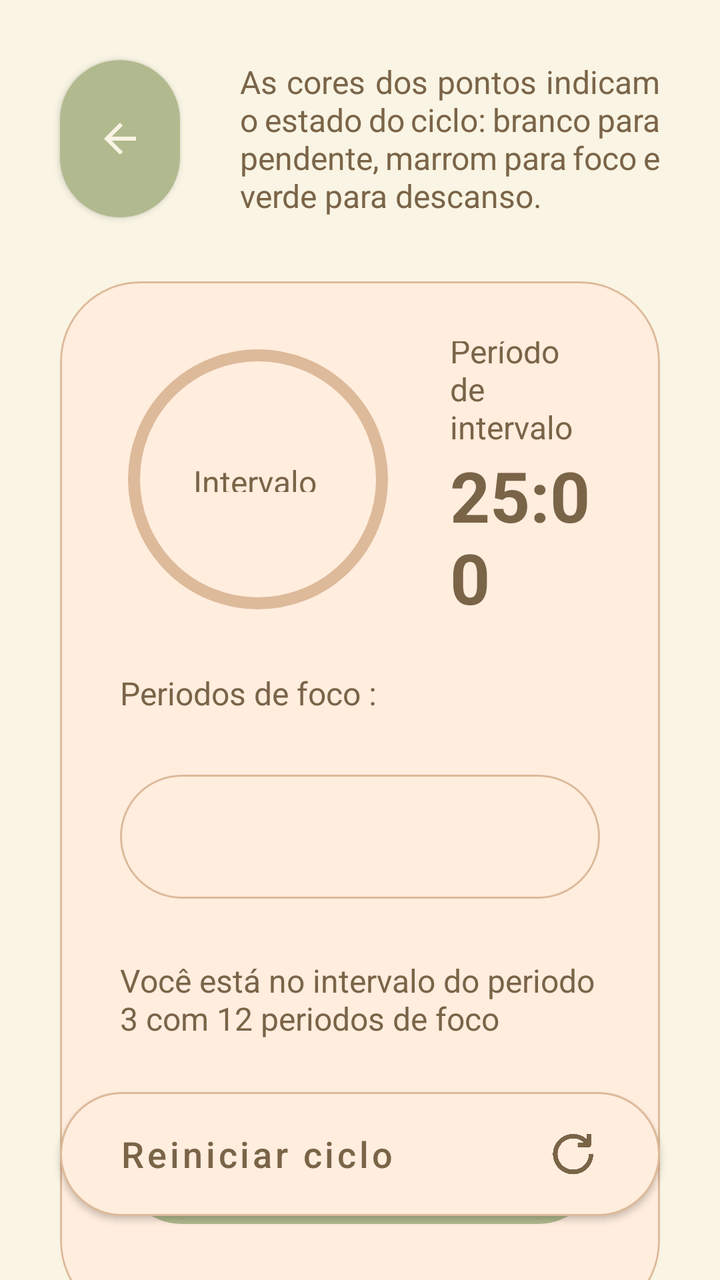
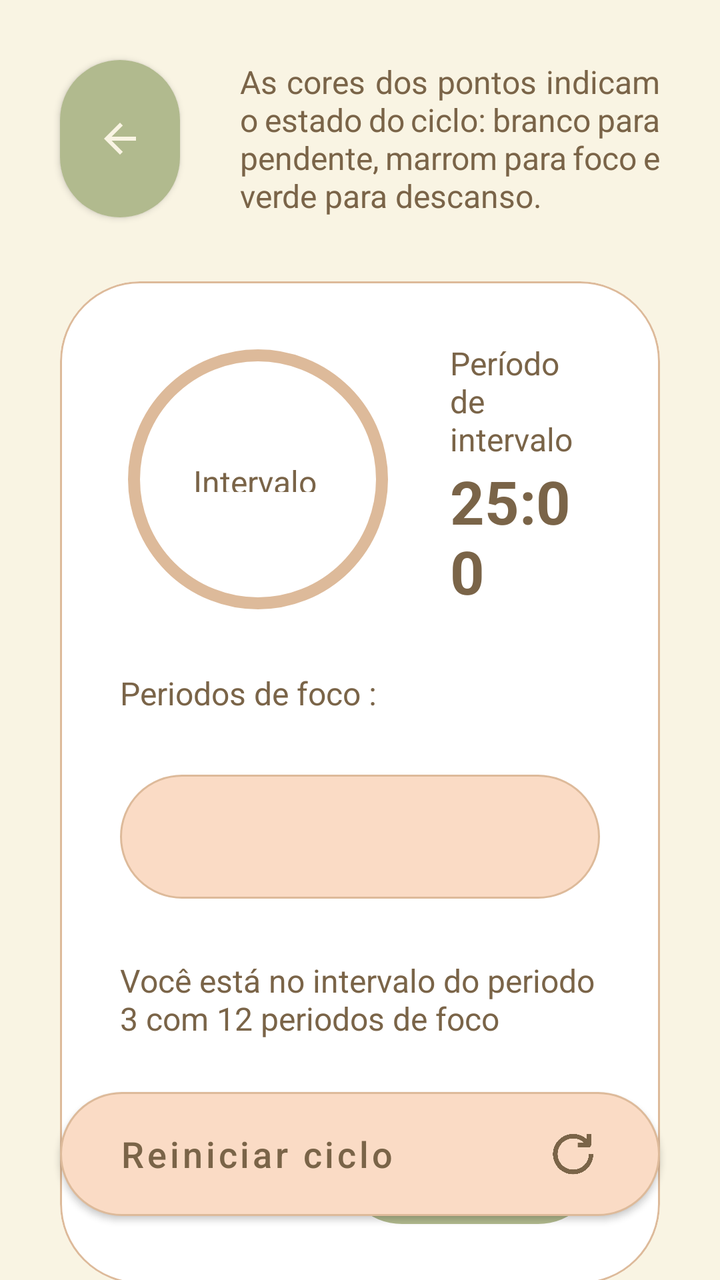

Two renders of the same Android screen: before a commit and after it. Below are the layout's source before the change and the commit's diff.
<!-- AndroidManifest.xml: application theme Theme.Orbi -->
<!-- res/layout/activity_timer.xml -->
<?xml version="1.0" encoding="utf-8"?>
<androidx.constraintlayout.widget.ConstraintLayout
    xmlns:android="http://schemas.android.com/apk/res/android"
    xmlns:app="http://schemas.android.com/apk/res-auto"
    xmlns:tools="http://schemas.android.com/tools"
    android:layout_width="match_parent"
    android:layout_height="match_parent"
    android:background="@color/orbi_cream">

    
    <com.google.android.material.button.MaterialButton
        android:id="@+id/btn_back"
        android:layout_width="60dp"
        android:layout_height="0dp"
        android:layout_marginStart="30dp"
        android:layout_marginTop="30dp"
        android:insetLeft="0dp"
        android:insetTop="0dp"
        android:insetRight="0dp"
        android:insetBottom="0dp"
        app:backgroundTint="@color/orbi_olive"
        app:cornerRadius="30dp"
        app:icon="@drawable/ic_arrow_back"
        app:iconGravity="textStart"
        app:iconPadding="0dp"
        app:iconTint="@color/orbi_cream"
        app:layout_constraintBottom_toBottomOf="@+id/tv_legend"
        app:layout_constraintStart_toStartOf="parent"
        app:layout_constraintTop_toTopOf="parent" />

    <TextView
        android:id="@+id/tv_legend"
        android:layout_width="0dp"
        android:layout_height="wrap_content"
        android:layout_marginStart="30dp"
        android:layout_marginTop="30dp"
        android:layout_marginEnd="30dp"
        android:text="As cores dos pontos indicam o estado do ciclo: branco para pendente, marrom para foco e verde para descanso."
        android:textColor="@color/orbi_dark_brown"
        android:justificationMode="inter_word"
        android:textSize="16sp"
        app:layout_constraintEnd_toEndOf="parent"
        app:layout_constraintStart_toEndOf="@+id/btn_back"
        app:layout_constraintTop_toTopOf="parent" />

    
    <com.google.android.material.card.MaterialCardView
        android:id="@+id/card_timer"
        android:layout_width="0dp"
        android:layout_height="wrap_content"
        android:layout_marginHorizontal="24dp"
        android:layout_marginStart="30dp"
        android:layout_marginTop="32dp"
        android:layout_marginEnd="30dp"
        app:cardBackgroundColor="@color/orbi_sand"
        app:cardCornerRadius="40dp"
        app:cardElevation="0dp"
        app:layout_constraintEnd_toEndOf="parent"
        app:layout_constraintStart_toStartOf="parent"
        app:layout_constraintTop_toBottomOf="@+id/btn_back"
        app:strokeColor="#DDBA9A"
        app:strokeWidth="1dp">

        <androidx.constraintlayout.widget.ConstraintLayout
            android:layout_width="match_parent"
            android:layout_height="520dp"
            android:padding="30dp">

            
            <FrameLayout
                android:id="@+id/frame_progress"
                android:layout_width="135dp"
                android:layout_height="135dp"
                app:layout_constraintStart_toStartOf="parent"
                app:layout_constraintTop_toTopOf="parent">

                <com.google.android.material.progressindicator.CircularProgressIndicator
                    android:id="@+id/progress_timer"
                    android:layout_width="match_parent"
                    android:layout_height="match_parent"
                    android:progress="75"
                    app:indicatorColor="@color/orbi_olive"
                    app:indicatorSize="130dp"
                    app:trackColor="#DDBA9A"
                    app:trackCornerRadius="10dp"
                    app:trackThickness="6dp" />

                <TextView
                    android:id="@+id/tv_progress_status"
                    android:layout_width="wrap_content"
                    android:layout_height="16dp"
                    android:layout_gravity="center"
                    android:gravity="center"
                    android:text="Intervalo"
                    android:textColor="@color/orbi_dark_brown"
                    android:textSize="16sp" />
            </FrameLayout>

            
            <TextView
                android:id="@+id/tv_timer_label"
                android:layout_width="0dp"
                android:layout_height="wrap_content"
                android:layout_marginStart="30dp"
                android:text="Período de\nintervalo"
                android:textColor="@color/orbi_dark_brown"
                android:textSize="16sp"
                app:layout_constraintBottom_toTopOf="@+id/tv_time_left"
                app:layout_constraintEnd_toEndOf="parent"
                app:layout_constraintStart_toEndOf="@+id/frame_progress"
                app:layout_constraintTop_toTopOf="@+id/frame_progress"
                app:layout_constraintVertical_chainStyle="packed" />

            <TextView
                android:id="@+id/tv_time_left"
                android:layout_width="0dp"
                android:layout_height="wrap_content"
                android:layout_marginStart="30dp"
                android:text="25:00"
                android:textColor="@color/orbi_dark_brown"
                android:textSize="35sp"
                android:textStyle="bold"
                app:layout_constraintBottom_toBottomOf="@+id/frame_progress"
                app:layout_constraintEnd_toEndOf="parent"
                app:layout_constraintStart_toEndOf="@+id/frame_progress"
                app:layout_constraintTop_toBottomOf="@+id/tv_timer_label" />

            
            <TextView
                android:id="@+id/tv_dots_label"
                android:layout_width="wrap_content"
                android:layout_height="wrap_content"
                android:layout_marginTop="30dp"
                android:text="Periodos de foco :"
                android:textColor="@color/orbi_dark_brown"
                android:textSize="16sp"
                app:layout_constraintStart_toStartOf="parent"
                app:layout_constraintTop_toBottomOf="@+id/frame_progress" />

            <LinearLayout
                android:id="@+id/layout_dots_container"
                android:layout_width="match_parent"
                android:layout_height="62dp"
                android:layout_marginTop="30dp"
                android:background="@drawable/bg_pill_beige"
                android:gravity="center"
                android:orientation="horizontal"
                app:layout_constraintTop_toBottomOf="@+id/tv_dots_label"
                tools:layout_editor_absoluteX="30dp" />

            
            <TextView
                android:id="@+id/tv_current_status_desc"
                android:layout_width="0dp"
                android:layout_height="wrap_content"
                android:layout_marginTop="30dp"
                android:text="Você está no intervalo do periodo 3 com 12 periodos de foco"
                android:textColor="@color/orbi_dark_brown"
                android:textSize="16sp"
                app:layout_constraintEnd_toEndOf="parent"
                app:layout_constraintStart_toStartOf="parent"
                app:layout_constraintTop_toBottomOf="@+id/layout_dots_container" />

            
            <LinearLayout
                android:layout_width="match_parent"
                android:layout_height="62dp"
                android:layout_marginTop="30dp"
                android:background="@drawable/bg_pill_olive"
                android:gravity="center"
                android:orientation="horizontal"
                app:layout_constraintTop_toBottomOf="@+id/tv_current_status_desc"
                tools:layout_editor_absoluteX="30dp">

                <ImageButton
                    android:id="@+id/btn_play"
                    android:layout_width="48dp"
                    android:layout_height="48dp"
                    android:layout_marginEnd="16dp"
                    android:background="@drawable/ic_play"
                    android:scaleType="fitCenter" />

                <ImageButton
                    android:id="@+id/btn_pause"
                    android:layout_width="48dp"
                    android:layout_height="48dp"
                    android:layout_marginHorizontal="8dp"
                    android:background="@drawable/ic_pause"
                    android:scaleType="fitCenter" />

                <ImageButton
                    android:id="@+id/btn_skip"
                    android:layout_width="48dp"
                    android:layout_height="48dp"
                    android:layout_marginStart="16dp"
                    android:background="@drawable/ic_skip_next"
                    android:scaleType="fitCenter" />

            </LinearLayout>

        </androidx.constraintlayout.widget.ConstraintLayout>
    </com.google.android.material.card.MaterialCardView>

    
    <com.google.android.material.button.MaterialButton
        android:id="@+id/btn_restart_cycle"
        android:layout_width="0dp"
        android:layout_height="62dp"
        android:layout_marginHorizontal="24dp"
        android:layout_marginStart="30dp"
        android:layout_marginEnd="30dp"
        android:layout_marginBottom="32dp"
        android:background="@drawable/bg_pill_beige"
        android:gravity="center_vertical|start"
        android:paddingStart="30dp"
        android:paddingEnd="30dp"
        android:text="Reiniciar ciclo"
        android:textAllCaps="false"
        android:textColor="@color/orbi_dark_brown"
        android:textSize="18sp"
        app:backgroundTint="@null"
        app:icon="@drawable/ic_refresh"
        app:iconGravity="end"
        app:iconSize="28dp"
        app:iconTint="@color/orbi_dark_brown"
        app:layout_constraintBottom_toBottomOf="parent"
        app:layout_constraintEnd_toEndOf="parent"
        app:layout_constraintStart_toStartOf="parent" />

</androidx.constraintlayout.widget.ConstraintLayout>
<!-- resources referenced by this layout -->
<resources>
  <color name="orbi_cream">#F9F4E3</color>
  <color name="orbi_dark_brown">#7A6448</color>
  <color name="orbi_olive">#B1BA8E</color>
  <color name="orbi_sand">#FFEDDE</color>
  <!-- drawable bg_pill_beige (drawable) -->
  <?xml version="1.0" encoding="utf-8"?>
  <shape xmlns:android="http://schemas.android.com/apk/res/android"
  
  
      android:shape="rectangle">
      <solid android:color="@color/orbi_sand"/>
      <corners android:radius="100dp" />
      <stroke android:width="1dp" android:color="#DDBA9A" />
  
  
  </shape>
  <!-- drawable bg_pill_olive (drawable) -->
  <?xml version="1.0" encoding="utf-8"?>
  <shape xmlns:android="http://schemas.android.com/apk/res/android"
  
  
      android:shape="rectangle">
      <solid android:color="@color/orbi_olive" />
      <corners android:radius="100dp" />
  
  
  </shape>
  <!-- drawable ic_arrow_back (drawable) -->
  <vector
      xmlns:android="http://schemas.android.com/apk/res/android"
      android:width="24dp"
      android:height="24dp"
      android:viewportWidth="24"
      android:viewportHeight="24">
  
  
      <path
          android:fillColor="#FF000000"
          android:pathData="M20,11H7.83l5.59,-5.59L12,4l-8,8 8,8 1.41,-1.41L7.83,13H20v-2z"/>
  
  
  </vector>
  <!-- drawable ic_pause: png bitmap (drawable, 20504 bytes) -->
  <!-- drawable ic_play: png bitmap (drawable, 21775 bytes) -->
  <!-- drawable ic_refresh: png bitmap (drawable, 18054 bytes) -->
  <!-- drawable ic_skip_next: png bitmap (drawable, 23501 bytes) -->
  <style name="Theme.Orbi" parent="Theme.MaterialComponents.Light.NoActionBar">
  
  
          <item name="colorPrimary">@color/orbi_dark_brown</item>
          <item name="colorPrimaryVariant">@color/orbi_olive</item>
          <item name="colorOnPrimary">@color/orbi_white</item>
          <item name="colorSecondary">@color/orbi_olive</item>
          <item name="colorSecondaryVariant">@color/orbi_light_olive</item>
          <item name="colorOnSecondary">@color/orbi_white</item>
  
  
          
          <item name="android:statusBarColor">@color/orbi_cream</item>
          <item name="android:windowLightStatusBar">true</item>
  
  
          
          <item name="android:navigationBarColor">@color/orbi_cream</item>
          <item name="android:windowLightNavigationBar" tools:targetApi="o_mr1">true</item>
  
  
      </style>
  <color name="orbi_white">#FFFFFF</color>
  <color name="orbi_light_olive">#D4DDB1</color>
</resources>

<!-- the commit's change to res/layout/activity_timer.xml (unified diff, before → after) -->
@@ -52,7 +52,7 @@
         android:layout_marginStart="30dp"
         android:layout_marginTop="32dp"
         android:layout_marginEnd="30dp"
-        app:cardBackgroundColor="@color/orbi_sand"
+        app:cardBackgroundColor="@color/orbi_white"
         app:cardCornerRadius="40dp"
         app:cardElevation="0dp"
         app:layout_constraintEnd_toEndOf="parent"
@@ -63,7 +63,7 @@
 
         <androidx.constraintlayout.widget.ConstraintLayout
             android:layout_width="match_parent"
-            android:layout_height="520dp"
+            android:layout_height="wrap_content"
             android:padding="30dp">
 
             
@@ -108,7 +108,7 @@
                 app:layout_constraintBottom_toTopOf="@+id/tv_time_left"
                 app:layout_constraintEnd_toEndOf="parent"
                 app:layout_constraintStart_toEndOf="@+id/frame_progress"
-                app:layout_constraintTop_toTopOf="@+id/frame_progress"
+                app:layout_constraintTop_toTopOf="parent"
                 app:layout_constraintVertical_chainStyle="packed" />
 
             <TextView
@@ -118,7 +118,7 @@
                 android:layout_marginStart="30dp"
                 android:text="25:00"
                 android:textColor="@color/orbi_dark_brown"
-                android:textSize="35sp"
+                android:textSize="30sp"
                 android:textStyle="bold"
                 app:layout_constraintBottom_toBottomOf="@+id/frame_progress"
                 app:layout_constraintEnd_toEndOf="parent"
@@ -163,36 +163,31 @@
 
             
             <LinearLayout
-                android:layout_width="match_parent"
+                android:id="@+id/linearLayout"
+                android:layout_width="0dp"
                 android:layout_height="62dp"
                 android:layout_marginTop="30dp"
                 android:background="@drawable/bg_pill_olive"
                 android:gravity="center"
                 android:orientation="horizontal"
-                app:layout_constraintTop_toBottomOf="@+id/tv_current_status_desc"
-                tools:layout_editor_absoluteX="30dp">
-
-                <ImageButton
-                    android:id="@+id/btn_play"
-                    android:layout_width="48dp"
-                    android:layout_height="48dp"
-                    android:layout_marginEnd="16dp"
-                    android:background="@drawable/ic_play"
-                    android:scaleType="fitCenter" />
+                android:paddingStart="15dp"
+                android:paddingEnd="15dp"
+                app:layout_constraintEnd_toEndOf="@+id/layout_dots_container"
+                app:layout_constraintTop_toBottomOf="@+id/tv_current_status_desc">
 
                 <ImageButton
                     android:id="@+id/btn_pause"
-                    android:layout_width="48dp"
-                    android:layout_height="48dp"
-                    android:layout_marginHorizontal="8dp"
+                    android:layout_width="45dp"
+                    android:layout_height="45dp"
+                    android:layout_marginHorizontal="0dp"
                     android:background="@drawable/ic_pause"
                     android:scaleType="fitCenter" />
 
                 <ImageButton
                     android:id="@+id/btn_skip"
-                    android:layout_width="48dp"
-                    android:layout_height="48dp"
-                    android:layout_marginStart="16dp"
+                    android:layout_width="45dp"
+                    android:layout_height="45dp"
+                    android:layout_marginStart="10dp"
                     android:background="@drawable/ic_skip_next"
                     android:scaleType="fitCenter" />
 
<!-- resource entries referenced after the edit -->
@@ -3,14 +3,13 @@
   <color name="orbi_cream">#F9F4E3</color>
   <color name="orbi_dark_brown">#7A6448</color>
   <color name="orbi_olive">#B1BA8E</color>
-  <color name="orbi_sand">#FFEDDE</color>
   <!-- drawable bg_pill_beige (drawable) -->
   <?xml version="1.0" encoding="utf-8"?>
   <shape xmlns:android="http://schemas.android.com/apk/res/android"
   
   
       android:shape="rectangle">
-      <solid android:color="@color/orbi_sand"/>
+      <solid android:color="@color/orbi_dark_sand"/>
       <corners android:radius="100dp" />
       <stroke android:width="1dp" android:color="#DDBA9A" />
   
@@ -43,7 +42,6 @@
   
   </vector>
   <!-- drawable ic_pause: png bitmap (drawable, 20504 bytes) -->
-  <!-- drawable ic_play: png bitmap (drawable, 21775 bytes) -->
   <!-- drawable ic_refresh: png bitmap (drawable, 18054 bytes) -->
   <!-- drawable ic_skip_next: png bitmap (drawable, 23501 bytes) -->
   <style name="Theme.Orbi" parent="Theme.MaterialComponents.Light.NoActionBar">
@@ -68,6 +66,7 @@
   
   
       </style>
+  <color name="orbi_dark_sand">#FADBC5</color>
   <color name="orbi_white">#FFFFFF</color>
   <color name="orbi_light_olive">#D4DDB1</color>
 </resources>
